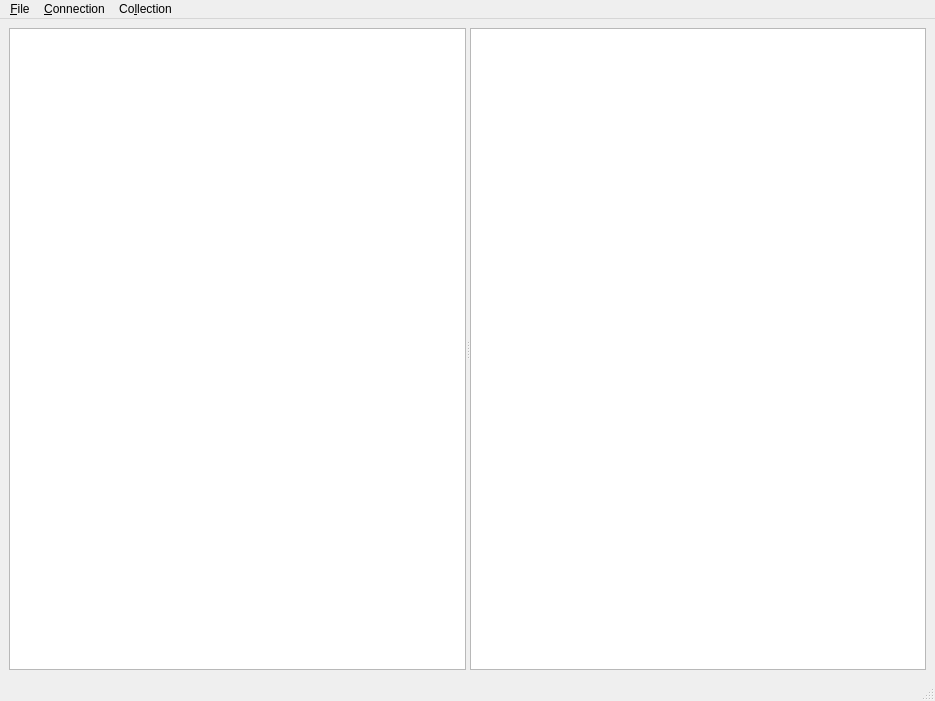
Above: trunk/muroaGui/muroagui/muroagui.ui from BackupTheBerlios/muroa-svn before the change. Below: the same form after it.
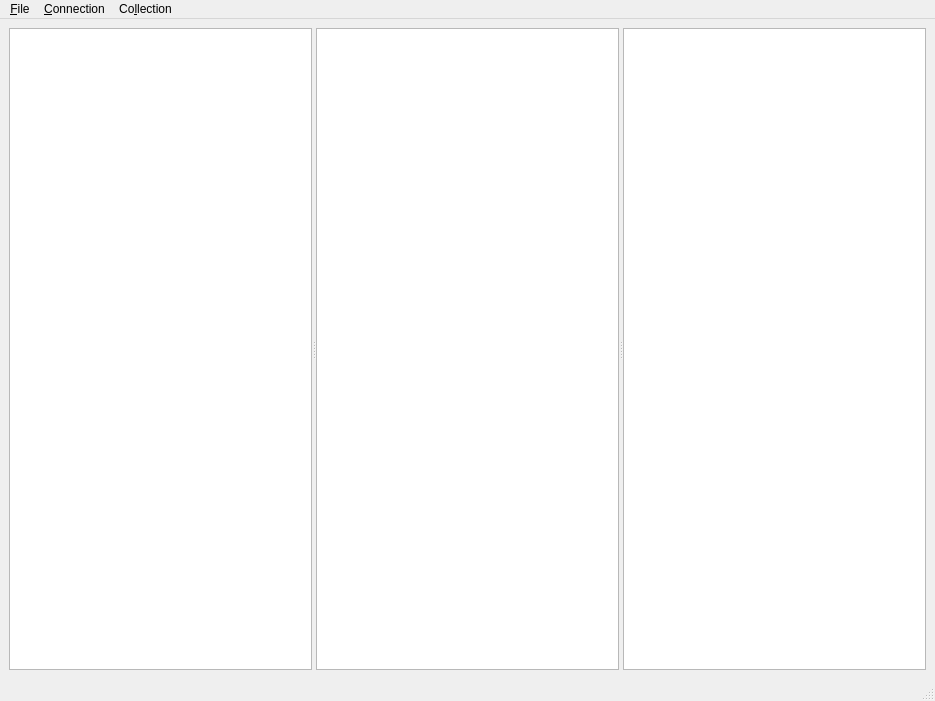
That is the form after the change. Custom widgets are drawn as their Qt base class.

Commit message: added 3rd view to client

Diff of the .ui file:
```diff
--- a/trunk/muroaGui/muroagui/muroagui.ui
+++ b/trunk/muroaGui/muroagui/muroagui.ui
@@ -20,8 +20,9 @@
       <property name="orientation">
        <enum>Qt::Horizontal</enum>
       </property>
-      <widget class="QTableView" name="collectionView"/>
+      <widget class="CCollectionView" name="collectionView"/>
       <widget class="CPlaylistView" name="playlistView"/>
+      <widget class="CPlaylistView" name="nextToPlayView"/>
      </widget>
     </item>
    </layout>
@@ -101,6 +102,11 @@
    <extends>QListView</extends>
    <header>CPlaylistView.h</header>
   </customwidget>
+  <customwidget>
+   <class>CCollectionView</class>
+   <extends>QTreeView</extends>
+   <header>CCollectionView.h</header>
+  </customwidget>
  </customwidgets>
  <resources/>
  <connections/>
```
Left out of the diff: 2 changed lines with no effect on the pictures.
